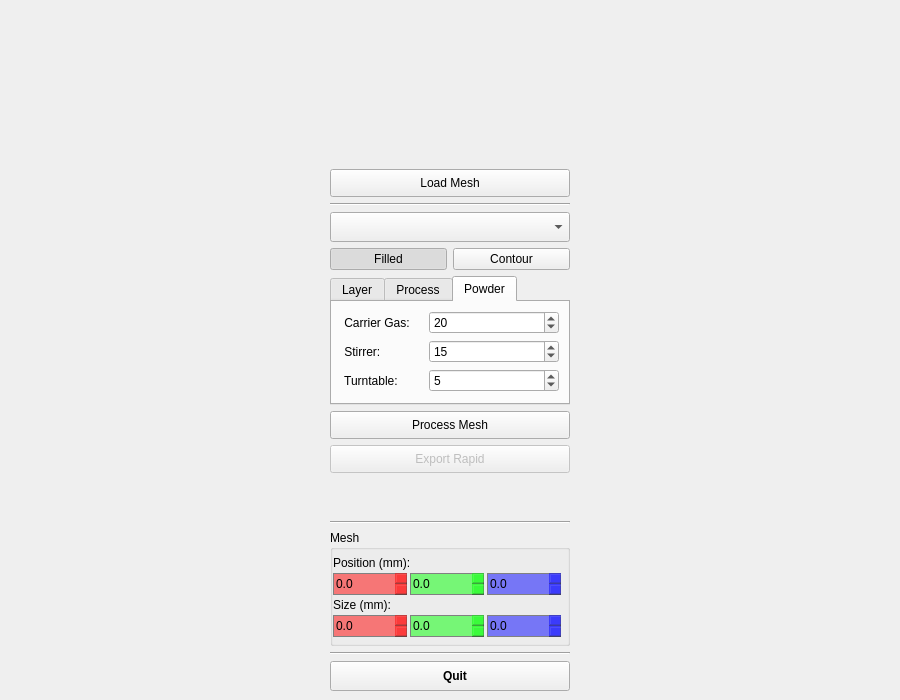
openlmd/robpath, file robpath_planning/resources/robpath.ui: the form before one commit.
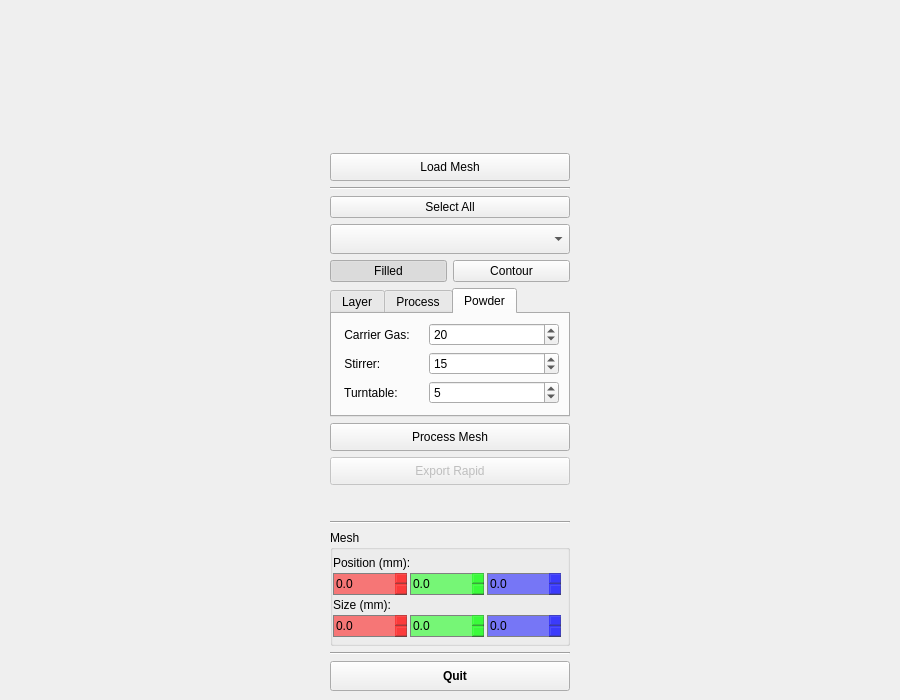
The form after the commit. The open tabs and pages were chosen to show the change. Icons and pictures are not drawn.

Commit message: Robpath planning: all parts selection and position change.

Diff of the .ui file:
```diff
--- a/robpath_planning/resources/robpath.ui
+++ b/robpath_planning/resources/robpath.ui
@@ -498,7 +498,7 @@
       </property>
      </widget>
     </item>
-    <item row="16" column="1">
+    <item row="17" column="1">
      <widget class="QPushButton" name="btnSaveRapid">
       <property name="enabled">
        <bool>false</bool>
@@ -527,7 +527,7 @@
       </property>
      </widget>
     </item>
-    <item row="14" column="1">
+    <item row="15" column="1">
      <widget class="QTabWidget" name="tabWidget">
       <property name="sizePolicy">
        <sizepolicy hsizetype="Expanding" vsizetype="Minimum">
@@ -936,7 +936,7 @@
       </widget>
      </widget>
     </item>
-    <item row="17" column="1" rowspan="8">
+    <item row="18" column="1" rowspan="8">
      <spacer name="verticalSpacer">
       <property name="orientation">
        <enum>Qt::Vertical</enum>
@@ -949,7 +949,7 @@
       </property>
      </spacer>
     </item>
-    <item row="15" column="1">
+    <item row="16" column="1">
      <widget class="QPushButton" name="btnProcessMesh">
       <property name="enabled">
        <bool>true</bool>
@@ -977,7 +977,7 @@
       </property>
      </widget>
     </item>
-    <item row="13" column="1">
+    <item row="14" column="1">
      <layout class="QGridLayout" name="gridLayout_2">
       <property name="verticalSpacing">
        <number>6</number>
@@ -1019,7 +1019,7 @@
       </item>
      </layout>
     </item>
-    <item row="10" column="1" rowspan="3">
+    <item row="11" column="1" rowspan="3">
      <widget class="QComboBox" name="btnSelectMesh">
       <property name="minimumSize">
        <size>
@@ -1051,6 +1051,19 @@
       </property>
      </widget>
     </item>
+    <item row="10" column="1">
+     <widget class="QPushButton" name="btnSelectAll">
+      <property name="font">
+       <font>
+        <weight>50</weight>
+        <bold>false</bold>
+       </font>
+      </property>
+      <property name="text">
+       <string>Select All</string>
+      </property>
+     </widget>
+    </item>
    </layout>
   </widget>
  </widget>
```
Left out of the diff: 22 changed lines with no effect on the pictures. The commit also changes 4 other files.
